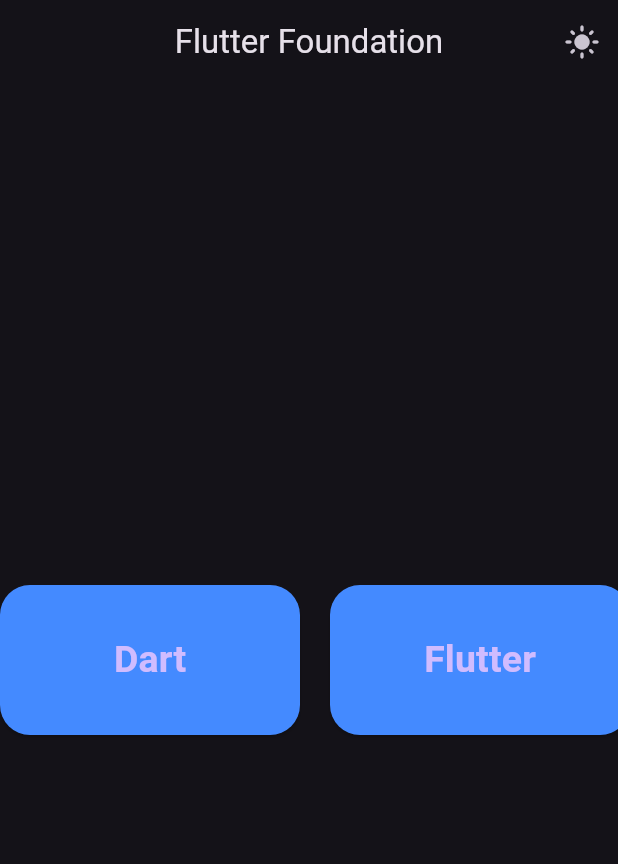
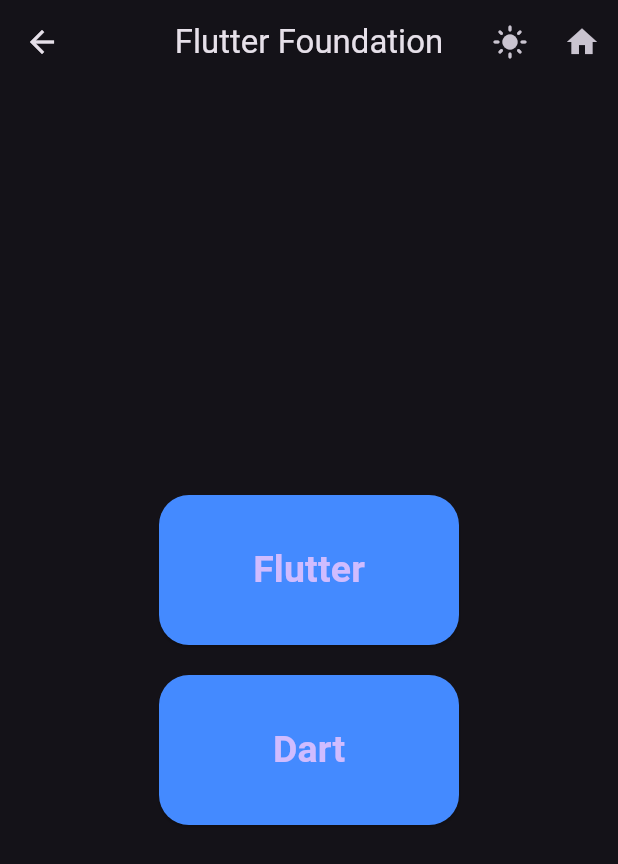
Before and after one commit to sazid99/Flutter-Foundation, a Flutter app: the screen it shows after launch, on a phone screen of 412 x 824 dp. Shown: the top 864 px of the screen. Run offline on Flutter 3.47's test engine with Material 3 defaults, Android fonts, the phone set to English and light mode, and no system bars.

Commit message:
new commit

```diff
--- a/lib/custom_widgets/custom_appbar.dart
+++ b/lib/custom_widgets/custom_appbar.dart
@@ -1,18 +1,19 @@
 import 'package:flutter/material.dart';
+import 'package:flutter_foundation/pages/home_page.dart';
 import 'package:flutter_foundation/themes/theme.dart';
 import 'package:provider/provider.dart';
 
-class CustomAppbar extends StatefulWidget implements PreferredSizeWidget{
+class CustomAppbar extends StatefulWidget implements PreferredSizeWidget {
   final String text;
   const CustomAppbar({
     super.key,
     required this.text,
-    });
+  });
 
   @override
   State<CustomAppbar> createState() => _CustomAppbarState();
 
-   @override
+  @override
   Size get preferredSize => Size.fromHeight(kToolbarHeight);
 }
 
@@ -23,6 +24,11 @@
     return AppBar(
       title: Text(widget.text),
       centerTitle: true,
+      leading: IconButton(
+          onPressed: () {
+            Navigator.pop(context);
+          },
+          icon: Icon(Icons.arrow_back)),
       actions: [
         IconButton(
           onPressed: () {
@@ -37,7 +43,17 @@
                 ? Icons.dark_mode
                 : Icons.light_mode,
           ),
-        )
+        ),
+        IconButton(
+            onPressed: () {
+              Navigator.push(
+                context,
+                MaterialPageRoute(
+                  builder: (context) => HomePage(),
+                ),
+              );
+            },
+            icon: Icon(Icons.home))
       ],
     );
   }
--- a/lib/main.dart
+++ b/lib/main.dart
@@ -19,6 +19,7 @@
           return MaterialApp(
             debugShowCheckedModeBanner: false,
             theme: themeProvider.themeData,
+            title: "Flutter Foundation",
             home: HomePage(),
           );
         },
--- a/lib/pages/flutter/flutter_fundamental/flutter_fundamental.dart
+++ b/lib/pages/flutter/flutter_fundamental/flutter_fundamental.dart
@@ -9,7 +9,7 @@
   @override
   Widget build(BuildContext context) {
     return Scaffold(
-      appBar: CustomAppbar(text: "Flutter"),
+      appBar: CustomAppbar(text: "Flutter Fundamental"),
       body: Center(
         child: Column(
           mainAxisAlignment: MainAxisAlignment.center,
--- a/lib/pages/home_page.dart
+++ b/lib/pages/home_page.dart
@@ -11,12 +11,12 @@
     return Scaffold(
       appBar: CustomAppbar(text: "Flutter Foundation"),
       body: Center(
-        child: Row(
+        child: Column(
           mainAxisAlignment: MainAxisAlignment.center,
           spacing: 20,
           children: [
+            CustomElevatedButton(text: "Flutter", path: () => FlutterPage()),
             CustomElevatedButton(text: "Dart", path: () => FlutterPage()),
-            CustomElevatedButton(text: "Flutter", path: () => FlutterPage()),
           ],
         ),
       ),
```
